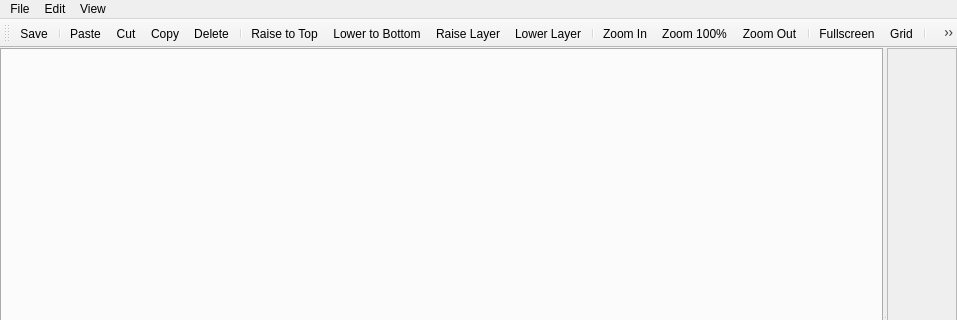
Old version of the form leveleditorwindow.ui in the repository ExplosBlue/CoinKiller; both pictures show x 0 to 957 and y 0 to 320 of the 957 by 622 pixel window.
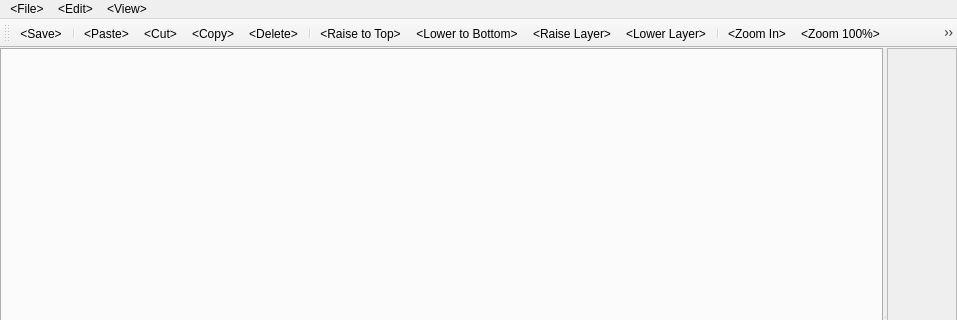
New version of the form.

What changed in the file:
```diff
--- a/leveleditorwindow.ui
+++ b/leveleditorwindow.ui
@@ -79,13 +79,13 @@
    </property>
    <widget class="QMenu" name="menuFile">
     <property name="title">
-     <string>File</string>
+     <string>&lt;File&gt;</string>
     </property>
     <addaction name="actionSave"/>
    </widget>
    <widget class="QMenu" name="menuView">
     <property name="title">
-     <string>View</string>
+     <string>&lt;View&gt;</string>
     </property>
     <addaction name="actionToggleLayer1"/>
     <addaction name="actionToggleLayer2"/>
@@ -101,7 +101,7 @@
    </widget>
    <widget class="QMenu" name="menuEdit">
     <property name="title">
-     <string>Edit</string>
+     <string>&lt;Edit&gt;</string>
     </property>
     <addaction name="actionPaste"/>
     <addaction name="actionCut"/>
@@ -153,7 +153,7 @@
     <bool>true</bool>
    </property>
    <property name="text">
-    <string>Layer 1</string>
+    <string>&lt;Layer 1&gt;</string>
    </property>
    <property name="toolTip">
     <string>they say you don't get a layer 0 here</string>
@@ -164,7 +164,7 @@
     <bool>true</bool>
    </property>
    <property name="text">
-    <string>Layer 2</string>
+    <string>&lt;Layer 2&gt;</string>
    </property>
    <property name="toolTip">
     <string>maybe someday you will... who knows</string>
@@ -172,7 +172,7 @@
   </action>
   <action name="actionZoom_In">
    <property name="text">
-    <string>Zoom In</string>
+    <string>&lt;Zoom In&gt;</string>
    </property>
    <property name="toolTip">
     <string>Zoom In</string>
@@ -183,7 +183,7 @@
   </action>
   <action name="actionZoom_Out">
    <property name="text">
-    <string>Zoom Out</string>
+    <string>&lt;Zoom Out&gt;</string>
    </property>
    <property name="toolTip">
     <string>Zoom Out</string>
@@ -194,7 +194,7 @@
   </action>
   <action name="actionZoom_100">
    <property name="text">
-    <string>Zoom 100%</string>
+    <string>&lt;Zoom 100%&gt;</string>
    </property>
    <property name="toolTip">
     <string>Zoom 100%</string>
@@ -227,7 +227,7 @@
   </action>
   <action name="actionSave">
    <property name="text">
-    <string>Save</string>
+    <string>&lt;Save&gt;</string>
    </property>
    <property name="toolTip">
     <string>Save</string>
@@ -238,7 +238,7 @@
   </action>
   <action name="actionPaste">
    <property name="text">
-    <string>Paste</string>
+    <string>&lt;Paste&gt;</string>
    </property>
    <property name="toolTip">
     <string>Paste</string>
@@ -249,7 +249,7 @@
   </action>
   <action name="actionCut">
    <property name="text">
-    <string>Cut</string>
+    <string>&lt;Cut&gt;</string>
    </property>
    <property name="toolTip">
     <string>Cut</string>
@@ -260,7 +260,7 @@
   </action>
   <action name="actionCopy">
    <property name="text">
-    <string>Copy</string>
+    <string>&lt;Copy&gt;</string>
    </property>
    <property name="toolTip">
     <string>Copy</string>
@@ -271,7 +271,7 @@
   </action>
   <action name="actionDelete">
    <property name="text">
-    <string>Delete</string>
+    <string>&lt;Delete&gt;</string>
    </property>
    <property name="toolTip">
     <string>Delete</string>
@@ -285,7 +285,7 @@
     <bool>true</bool>
    </property>
    <property name="text">
-    <string>Fullscreen</string>
+    <string>&lt;Fullscreen&gt;</string>
    </property>
    <property name="toolTip">
     <string>Fullscreen</string>
@@ -299,7 +299,7 @@
     <bool>true</bool>
    </property>
    <property name="text">
-    <string>Grid</string>
+    <string>&lt;Grid&gt;</string>
    </property>
    <property name="toolTip">
     <string>Grid</string>
@@ -310,7 +310,7 @@
   </action>
   <action name="actionAddArea">
    <property name="text">
-    <string>Add Area</string>
+    <string>&lt;Add Area&gt;</string>
    </property>
    <property name="shortcut">
     <string>Ctrl+Alt+N</string>
@@ -318,7 +318,10 @@
   </action>
   <action name="actionDeleteCurrentArea">
    <property name="text">
-    <string>Delete Current Area</string>
+    <string>&lt;Delete Current Area&gt;</string>
+   </property>
+   <property name="toolTip">
+    <string>&lt;Delete Current Area&gt;</string>
    </property>
    <property name="shortcut">
     <string>Ctrl+Alt+D</string>
@@ -326,22 +329,34 @@
   </action>
   <action name="actionRaise">
    <property name="text">
-    <string>Raise to Top</string>
+    <string>&lt;Raise to Top&gt;</string>
+   </property>
+   <property name="toolTip">
+    <string>&lt;Raise to Top&gt;</string>
    </property>
   </action>
   <action name="actionLower">
    <property name="text">
-    <string>Lower to Bottom</string>
+    <string>&lt;Lower to Bottom&gt;</string>
+   </property>
+   <property name="toolTip">
+    <string>&lt;Lower to Bottom&gt;</string>
    </property>
   </action>
   <action name="actionRaiseLayer">
    <property name="text">
-    <string>Raise Layer</string>
+    <string>&lt;Raise Layer&gt;</string>
+   </property>
+   <property name="toolTip">
+    <string>&lt;Raise Layer&gt;</string>
    </property>
   </action>
   <action name="actionLowerLayer">
    <property name="text">
-    <string>Lower Layer</string>
+    <string>&lt;Lower Layer&gt;</string>
+   </property>
+   <property name="toolTip">
+    <string>&lt;Lower Layer&gt;</string>
    </property>
   </action>
  </widget>
```
Left out of the diff: 37 changed lines with no effect on the pictures.
